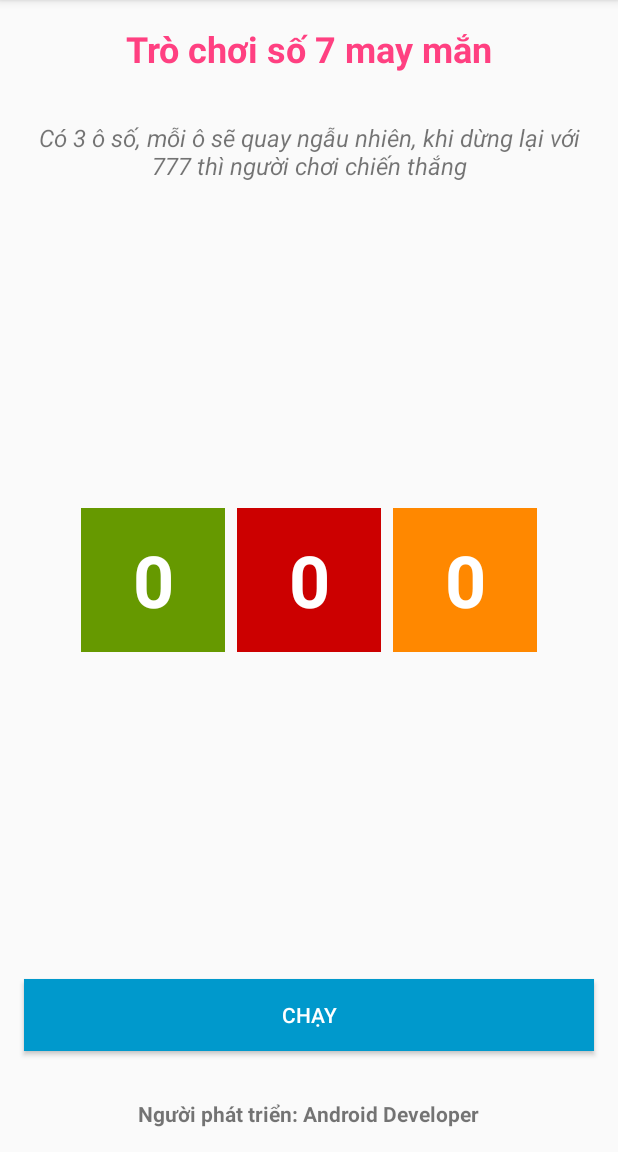
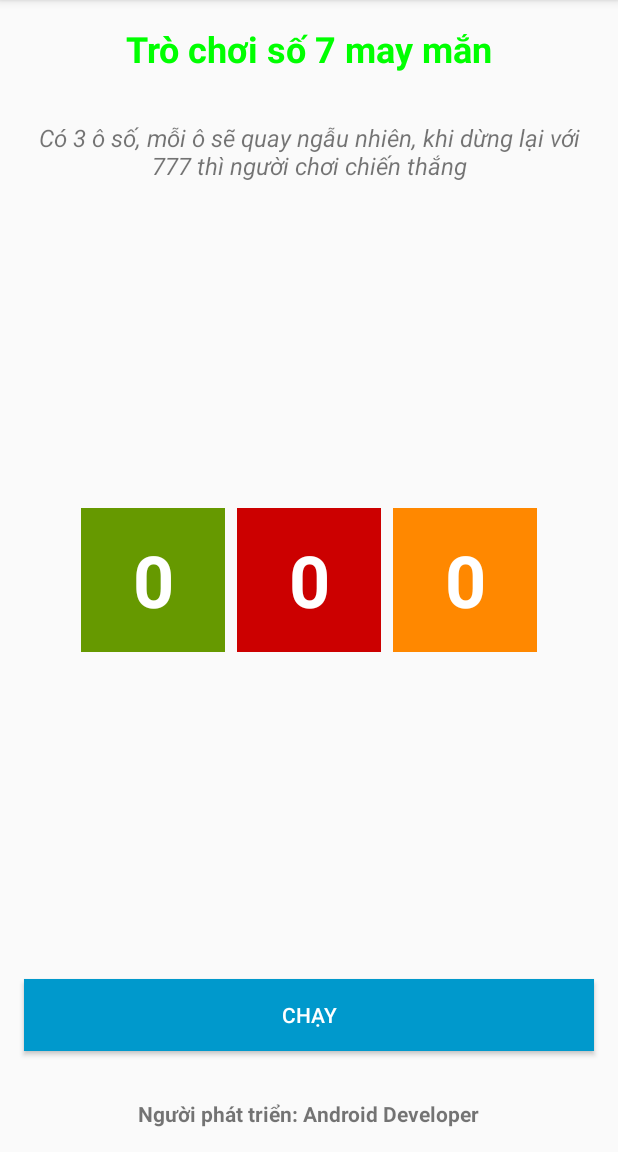
Before and after one commit to nphau-android-training/Multithreads-NumberGuessingGame, an Android app: the screen it shows after launch (MainActivity), on a phone screen of 412 x 824 dp, the part 84-1236 px from its top. Run offline under Robolectric (Android 15) with nearby library versions, the phone set to English and light mode, and no system bars.

```diff
--- a/app/src/main/AndroidManifest.xml
+++ b/app/src/main/AndroidManifest.xml
@@ -9,7 +9,10 @@
         android:roundIcon="@mipmap/ic_launcher_round"
         android:supportsRtl="true"
         android:theme="@style/AppTheme">
-        <activity android:name=".MainActivity">
+
+        <activity android:name=".MainActivity"/>
+
+        <activity android:name=".SplashActivity">
             <intent-filter>
                 <action android:name="android.intent.action.MAIN" />
 
--- a/app/src/main/java/com/yostajsc/luckyseven/MainActivity.java
+++ b/app/src/main/java/com/yostajsc/luckyseven/MainActivity.java
@@ -1,5 +1,6 @@
 package com.yostajsc.luckyseven;
 
+import android.graphics.Color;
 import android.os.AsyncTask;
 import android.support.v7.app.AppCompatActivity;
 import android.os.Bundle;
@@ -11,10 +12,11 @@ import android.widget.Toast;
 import java.util.Random;
 import java.util.Timer;
 import java.util.TimerTask;
+import java.util.logging.Handler;
 
 public class MainActivity extends AppCompatActivity {
 
-    TextView text1, text2, text3;
+    TextView text1, text2, text3, textTitle;
     Button bnPlay;
 
     boolean isPlay = false;
@@ -31,6 +33,8 @@ public class MainActivity extends AppCompatActivity {
         text1 = (TextView) findViewById(R.id.text_1);
         text2 = (TextView) findViewById(R.id.text_2);
         text3 = (TextView) findViewById(R.id.text_3);
+        textTitle = (TextView) findViewById(R.id.text_title);
+
         bnPlay = (Button) findViewById(R.id.btn_play);
 
         bnPlay.setOnClickListener(new View.OnClickListener() {
@@ -43,6 +47,33 @@ public class MainActivity extends AppCompatActivity {
                 }
             }
         });
+        autoChangeColor();
+    }
+
+    int colorIndex = 0;
+
+    void autoChangeColor() {
+
+        final int colorArr[] = new int[3];
+        colorArr[0] = Color.RED;
+        colorArr[1] = Color.GREEN;
+        colorArr[2] = Color.BLUE;
+
+        new Timer().schedule(new TimerTask() {
+            @Override
+            public void run() {
+                if (colorIndex == 2) {
+                    colorIndex = 0;
+                }
+                runOnUiThread(new Runnable() {
+                    @Override
+                    public void run() {
+                        textTitle.setTextColor(colorArr[colorIndex]);
+                    }
+                });
+                colorIndex ++;
+            }
+        }, 1000, 1000);
     }
 
     void pause() {
@@ -50,10 +81,24 @@ public class MainActivity extends AppCompatActivity {
         bnPlay.setText("Chạy");
         if (timer1 != null)
             timer1.cancel();
-        if (timer2 != null)
-            timer2.cancel();
-        if (timer3 != null)
-            timer3.cancel();
+
+        new android.os.Handler().postDelayed(new Runnable() {
+            @Override
+            public void run() {
+                if (timer2 != null)
+                    timer2.cancel();
+            }
+        }, 1000);
+
+        new android.os.Handler().postDelayed(new Runnable() {
+            @Override
+            public void run() {
+
+                if (timer3 != null)
+                    timer3.cancel();
+            }
+        }, 2000);
+
 
         String num1 = text1.getText().toString();
         String num2 = text2.getText().toString();
--- /dev/null
+++ b/app/src/main/java/com/yostajsc/luckyseven/SplashActivity.java
@@ -0,0 +1,35 @@
+package com.yostajsc.luckyseven;
+
+import android.content.Intent;
+import android.os.Handler;
+import android.support.v7.app.AppCompatActivity;
+import android.os.Bundle;
+
+public class SplashActivity extends AppCompatActivity {
+
+    @Override
+    protected void onCreate(Bundle savedInstanceState) {
+        super.onCreate(savedInstanceState);
+        setContentView(R.layout.activity_splash);
+    }
+
+    @Override
+    protected void onStart() {
+        super.onStart();
+        dataLoading();
+    }
+
+    void dataLoading() {
+
+        new Handler().postDelayed(new Runnable() {
+            @Override
+            public void run() {
+
+                Intent intent = new Intent(SplashActivity.this, MainActivity.class);
+                startActivity(intent);
+                finish();
+            }
+        }, 5000);
+
+    }
+}
--- a/app/src/main/res/layout/activity_main.xml
+++ b/app/src/main/res/layout/activity_main.xml
@@ -5,6 +5,7 @@
     android:orientation="vertical">
 
     <TextView
+        android:id="@+id/text_title"
         android:layout_width="wrap_content"
         android:layout_height="wrap_content"
         android:layout_gravity="center"
```
Also changed, not shown: app/src/main/res/layout/activity_splash.xml (added, +35 -0 lines).
